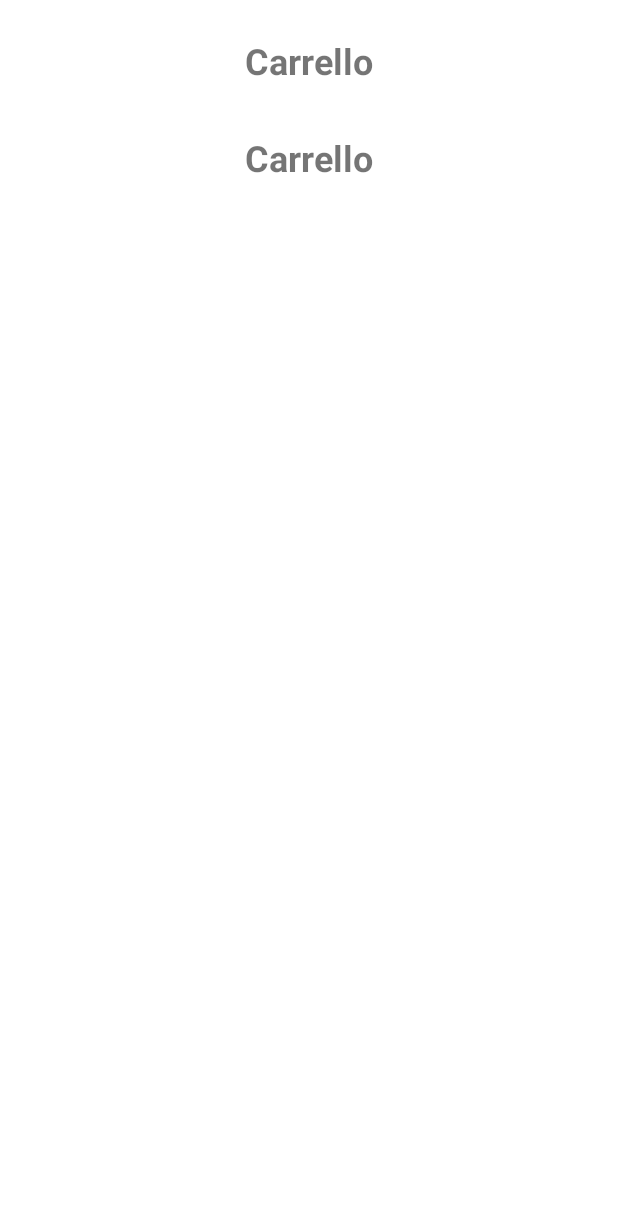
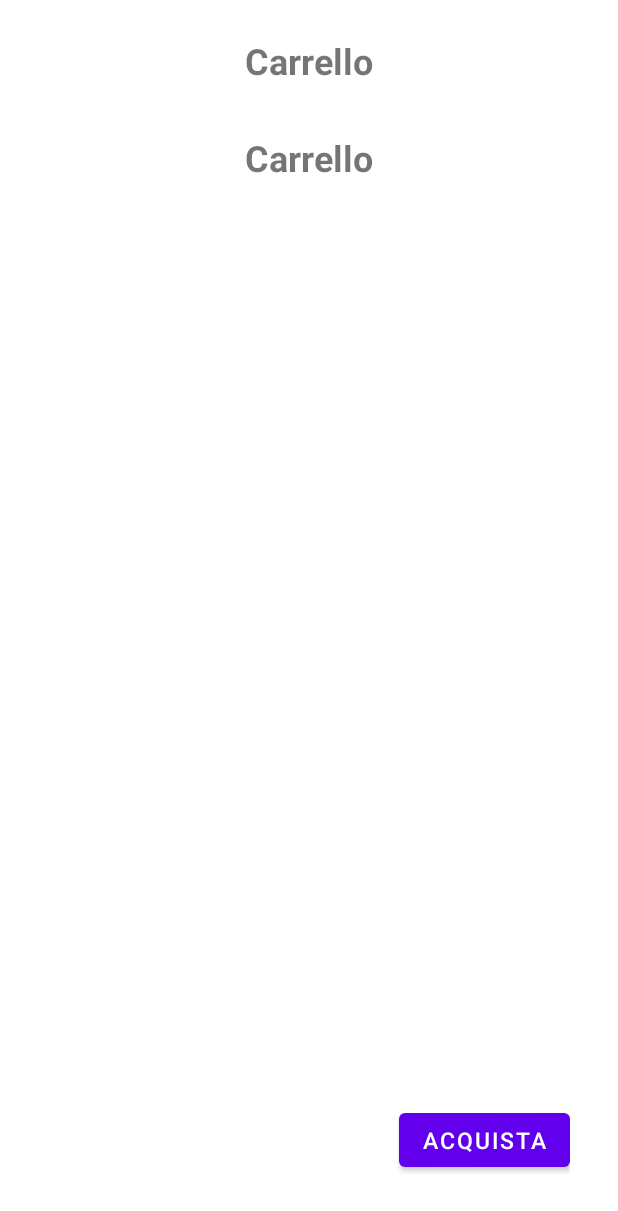
Before and after one commit to 1999-sis/melogiri, an Android app: the CarrelloFragment screen opened directly, with no data from a screen before it, on a phone screen of 412 x 824 dp. Shown: the top 1211 px of the screen. Run offline under Robolectric (Android 15) with nearby library versions, the phone set to English and light mode, and no system bars.

Commit message:
Migliorata un pò la grafica del carrello

```diff
--- a/app/src/main/java/com/example/melogiri/adapter/CarrelloAdapter.java
+++ b/app/src/main/java/com/example/melogiri/adapter/CarrelloAdapter.java
@@ -27,7 +27,8 @@ public class CarrelloAdapter extends RecyclerView.Adapter<CarrelloAdapter.ViewHo
     }
 
     @Override
-    public void onBindViewHolder(@NonNull ViewHolder holder, int position) {
+    public void onBindViewHolder(@NonNull ViewHolder holder, int position)
+    {
         Bevanda prodotto = prodottiCarrello.get(position);
         holder.productNameTextView.setText(prodotto.getNome());
         holder.productDescriptionTextView.setText(prodotto.getDescrizione());
--- a/app/src/main/res/layout/card_bevanda.xml
+++ b/app/src/main/res/layout/card_bevanda.xml
@@ -64,6 +64,7 @@
         app:layout_constraintTop_toBottomOf="@id/livelloAlcolico"
         app:layout_constraintLeft_toLeftOf="parent"
         app:layout_constraintRight_toRightOf="parent"
+
         />
     <ImageView
         android:layout_width="wrap_content"
--- a/app/src/main/res/layout/fragment_carrello.xml
+++ b/app/src/main/res/layout/fragment_carrello.xml
@@ -23,12 +23,19 @@
     <androidx.recyclerview.widget.RecyclerView
         android:id="@+id/recyclerViewCart"
         android:layout_width="0dp"
-        android:layout_height="0dp"
+        android:layout_height="wrap_content"
+        app:layout_constraintLeft_toLeftOf="parent"
         app:layout_constraintTop_toBottomOf="@id/textViewCartTitle"
+        app:layout_constraintRight_toRightOf="parent"
+        />
+    <Button
+        android:layout_width="wrap_content"
+        android:layout_height="wrap_content"
+        android:text="Acquista"
+        android:textSize="15sp"
+        app:layout_constraintEnd_toEndOf="parent"
         app:layout_constraintBottom_toBottomOf="parent"
-        app:layout_constraintStart_toStartOf="parent"
-        app:layout_constraintEnd_toEndOf="parent"
-        android:layout_marginTop="8dp"
-        android:layout_marginBottom="8dp"/>
+
+        />
 
 </androidx.constraintlayout.widget.ConstraintLayout>
```
